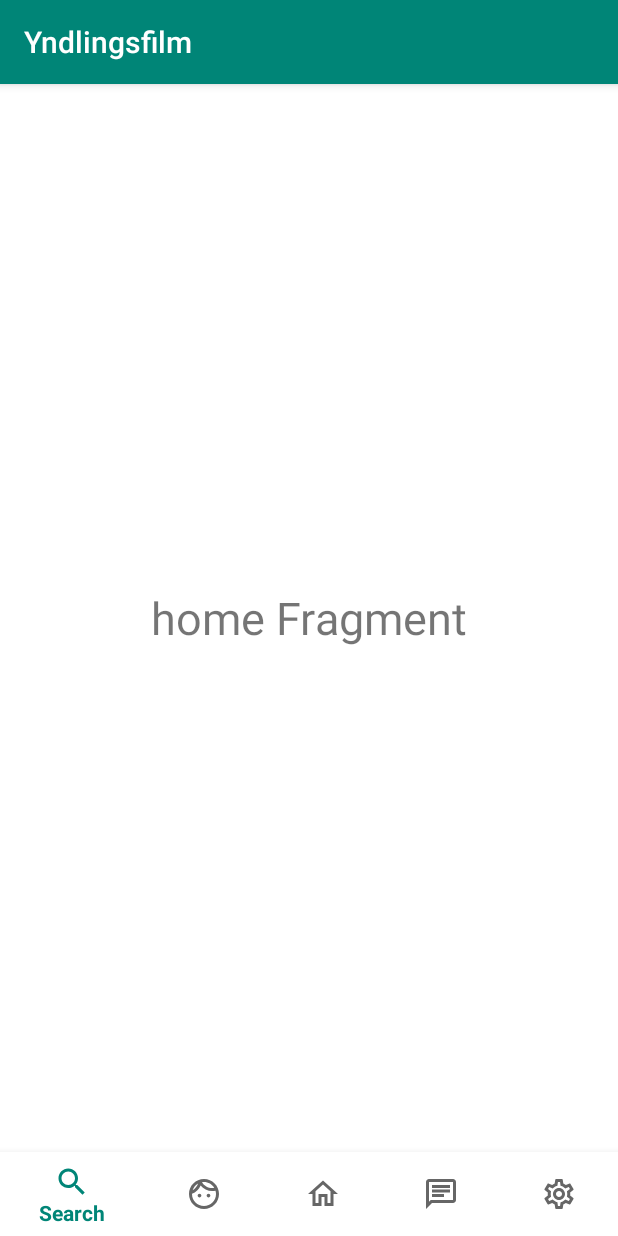
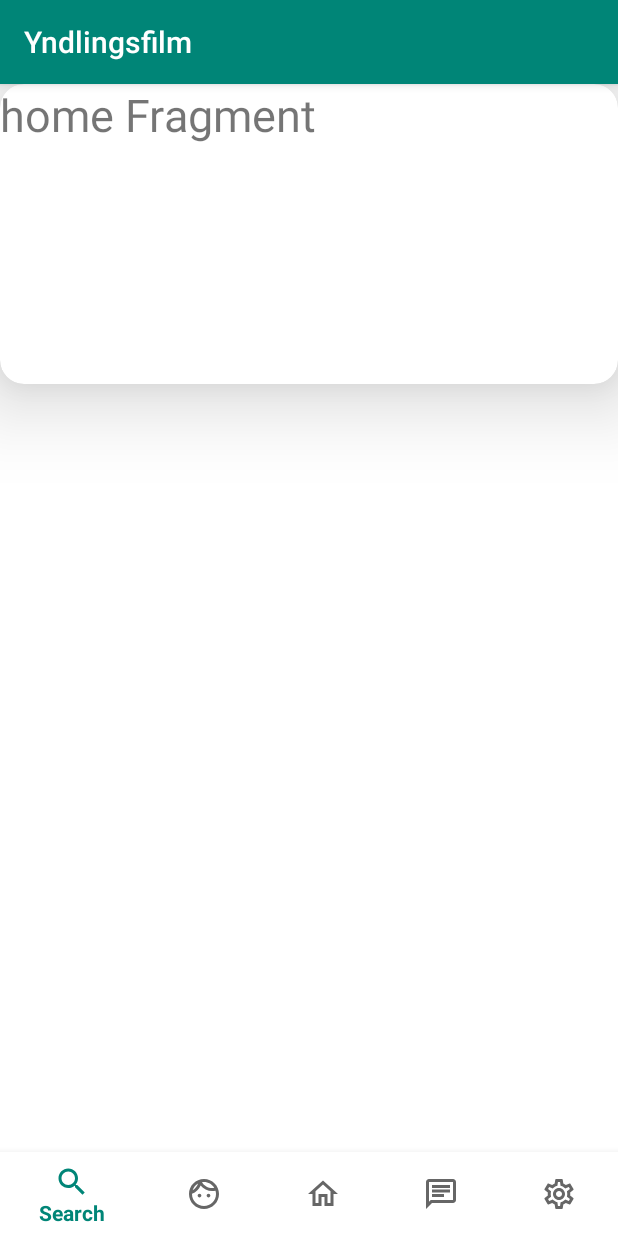
Before and after one commit to Isling98/SocialFilm, an Android app: the screen it shows after launch (MainActivity), on a phone screen of 412 x 824 dp. Run offline under Robolectric (Android 15) with nearby library versions, the phone set to English and light mode, and no system bars.

Commit message:
lidt lollern

```diff
--- a/app/build.gradle
+++ b/app/build.gradle
@@ -24,6 +24,13 @@ dependencies {
     implementation 'androidx.appcompat:appcompat:1.0.2'
     implementation 'androidx.constraintlayout:constraintlayout:1.1.3'
     implementation 'com.google.android.material:material:1.1.0'
+
+    implementation 'androidx.recyclerview:recyclerview:1.0.0'
+    implementation 'androidx.cardview:cardview:1.0.0'
+
+
+
+
     testImplementation 'junit:junit:4.12'
     androidTestImplementation 'androidx.test:runner:1.1.1'
     androidTestImplementation 'androidx.test.espresso:espresso-core:3.1.1'
--- a/app/src/main/java/com/example/yndlingsfilm/MainActivity.java
+++ b/app/src/main/java/com/example/yndlingsfilm/MainActivity.java
@@ -16,7 +16,6 @@ import com.example.yndlingsfilm.NavigationBar.SettingFragment;
 import com.google.android.material.bottomnavigation.BottomNavigationView;
 
 public class MainActivity extends AppCompatActivity {
-
     @Override
     protected void onCreate(Bundle savedInstanceState) {
         super.onCreate(savedInstanceState);
--- a/app/src/main/java/com/example/yndlingsfilm/NavigationBar/HomeFragment.java
+++ b/app/src/main/java/com/example/yndlingsfilm/NavigationBar/HomeFragment.java
@@ -5,18 +5,38 @@ import android.os.Bundle;
 import android.view.LayoutInflater;
 import android.view.View;
 import android.view.ViewGroup;
+import android.widget.ArrayAdapter;
 import android.widget.TextView;
 import android.widget.Toast;
 
 import androidx.annotation.Nullable;
 import androidx.fragment.app.Fragment;
+import androidx.recyclerview.widget.LinearLayoutManager;
+import androidx.recyclerview.widget.RecyclerView;
 
 import com.example.yndlingsfilm.R;
 
 
 public class HomeFragment extends Fragment {
+    private RecyclerView recyclerView;
+    private RecyclerView.Adapter mAdapter;
+    private RecyclerView.LayoutManager layoutManager;
+
     @Nullable
     @Override
     public View onCreateView(LayoutInflater inflater, @Nullable ViewGroup container, @Nullable Bundle savedInstanceState) {
-        return inflater.inflate(R.layout.fragment_home, container, false);
-    }}
+        View view = inflater.inflate(R.layout.fragment_home, container, false);
+
+        recyclerView = (RecyclerView) view.findViewById(R.id.recycler_view);
+        recyclerView.setHasFixedSize(true);
+
+        layoutManager = new LinearLayoutManager(getContext());
+        recyclerView.setLayoutManager(layoutManager);
+
+
+       // recyclerView.setAdapter();
+
+
+        return view;
+    }
+}
--- a/app/src/main/res/layout/fragment_home.xml
+++ b/app/src/main/res/layout/fragment_home.xml
@@ -3,11 +3,28 @@
     xmlns:app="http://schemas.android.com/apk/res-auto"
     android:layout_width="match_parent" android:layout_height="match_parent"
     android:background="@color/cardview_light_background">
-    <TextView
-        android:layout_width="wrap_content"
-        android:layout_height="wrap_content"
-        android:text="home Fragment"
-        android:textSize="30sp"
-        android:layout_centerInParent="true"/>
 
+
+    <androidx.recyclerview.widget.RecyclerView
+        android:id="@+id/recycler_view"
+        android:scrollbars="vertical"
+        android:layout_width="match_parent"
+        android:layout_height="match_parent">
+    </androidx.recyclerview.widget.RecyclerView>
+
+    <androidx.cardview.widget.CardView
+        xmlns:card_view="http://schemas.android.com/apk/res-auto"
+        android:layout_gravity="center"
+        android:layout_width="match_parent"
+        android:layout_height="200dp"
+        card_view:cardCornerRadius="16dp"
+        card_view:cardElevation="32dp">
+
+        <TextView
+            android:layout_width="wrap_content"
+            android:layout_height="wrap_content"
+            android:text="home Fragment"
+            android:textSize="30sp"
+            android:layout_centerInParent="true"/>
+    </androidx.cardview.widget.CardView>
 </RelativeLayout>
--- a/build.gradle
+++ b/build.gradle
@@ -7,7 +7,8 @@ buildscript {
 
     }
     dependencies {
-        classpath 'com.android.tools.build:gradle:3.5.0'
+        classpath 'com.android.tools.build:gradle:4.0.1'
+
 
         // NOTE: Do not place your application dependencies here; they belong
         // in the individual module build.gradle files
```
Also changed, not shown: gradle/wrapper/gradle-wrapper.properties.
